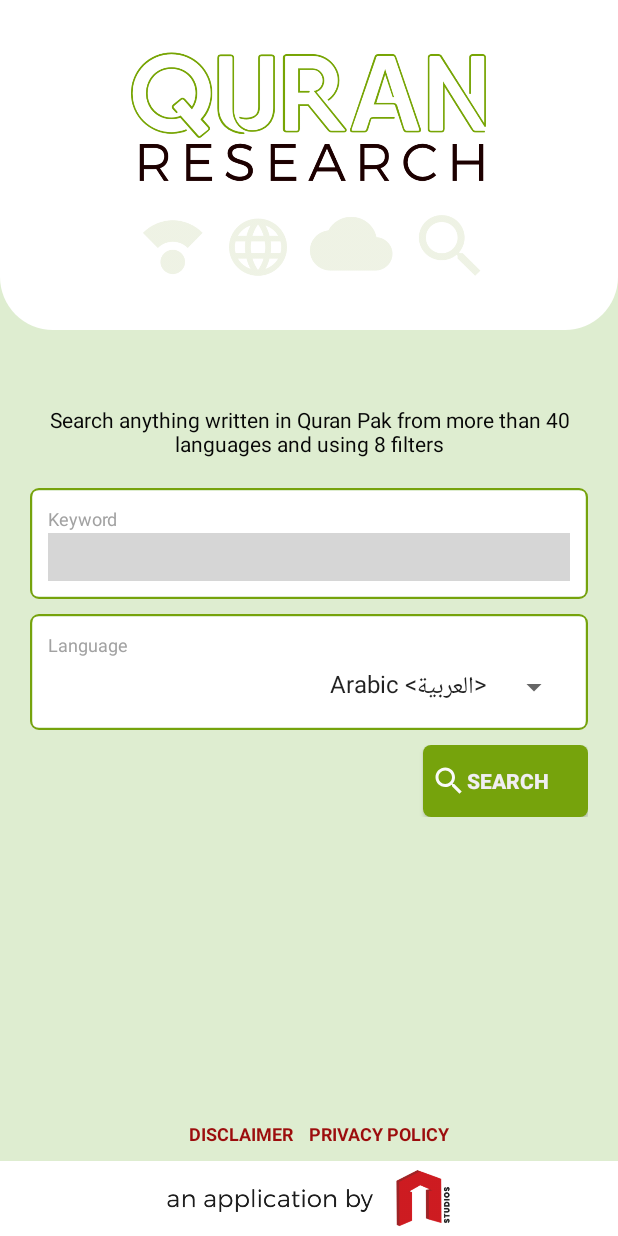
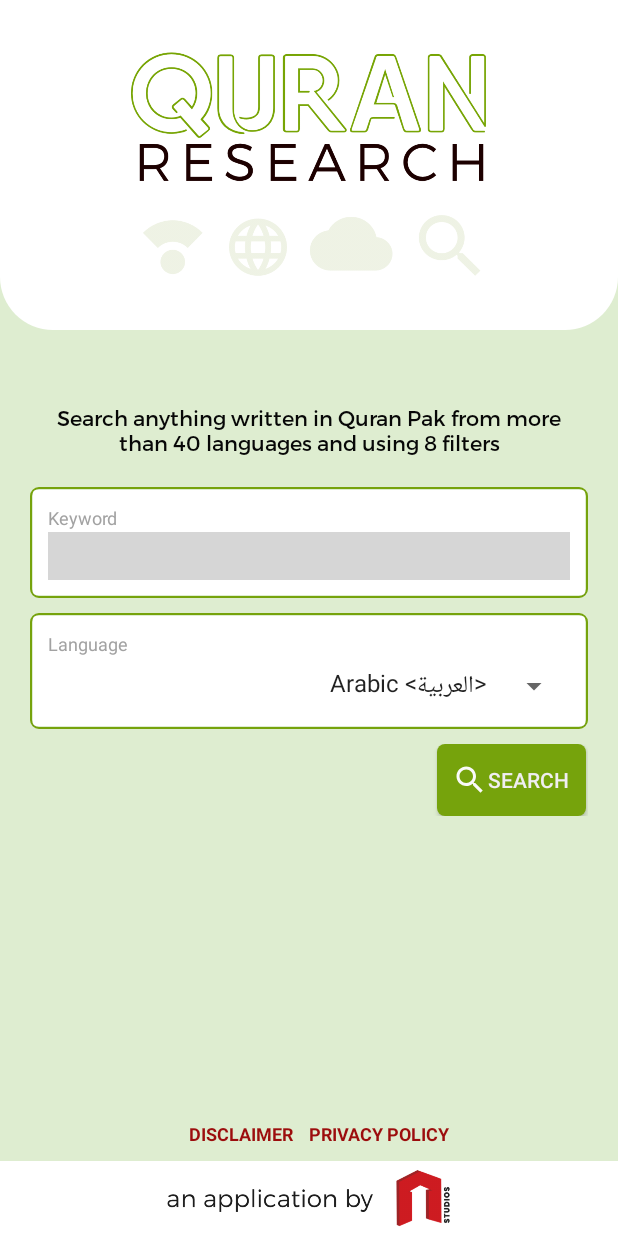
Before and after one commit to mrhammadasif/quran-research-android-v2, an Android app: the screen it shows after launch (MainActivity), on a phone screen of 412 x 824 dp. Run offline under Robolectric (Android 15) with nearby library versions, the phone set to English and light mode, and no system bars; libraries missing offline, so code that uses them is left out: com.skyhope.materialtagview, it.sephiroth.android; plain views replace SmoothBottomBar, TagView; 9 statements that could not run were skipped; grey boxes are pictures that could not be loaded.

Commit message:
minor changings

```diff
--- a/app/src/main/java/com/nitroxis/app/quranresearch/Fragment/SearchFragment.kt
+++ b/app/src/main/java/com/nitroxis/app/quranresearch/Fragment/SearchFragment.kt
@@ -124,7 +124,6 @@ class SearchFragment : Fragment() {
                      }
                  } */
 
-
         }
 
 
--- a/app/src/main/res/layout/fragment_search.xml
+++ b/app/src/main/res/layout/fragment_search.xml
@@ -26,6 +26,7 @@
             android:layout_height="150dp"
             android:layout_gravity="center"
             app:srcCompat="@drawable/applogo" />
+
     </LinearLayout>
 
     <androidx.core.widget.NestedScrollView
@@ -49,12 +50,14 @@
                 android:layout_width="fill_parent"
                 android:layout_height="wrap_content"
                 android:layout_marginTop="50dp"
+                android:fontFamily="@font/montserrat_regular"
                 android:gravity="center"
                 android:maxLines="2"
-                android:paddingStart="31dp"
-                android:paddingEnd="31dp"
+                android:paddingStart="20dp"
+                android:paddingEnd="20dp"
                 android:text="Search anything written in Quran Pak from more than 40 languages and using 8 filters"
                 android:textColor="@color/black"
+                android:textStyle="normal"
                 android:visibility="visible" />
 
             <LinearLayout
@@ -171,9 +174,7 @@
                     android:layout_width="fill_parent"
                     android:layout_height="wrap_content"
                     android:orientation="horizontal"
-                    android:weightSum="2"
-
-                    >
+                    android:weightSum="2">
 
                     <LinearLayout
                         android:layout_width="fill_parent"
@@ -184,16 +185,18 @@
 
                     <Button
                         android:id="@+id/searchbtn"
-                        android:layout_width="220dp"
+                        android:layout_width="200dp"
                         android:layout_height="wrap_content"
+                        android:layout_marginRight="1dp"
                         android:layout_weight="1"
                         android:background="@drawable/button"
                         android:drawableLeft="@drawable/ic_search_black_24dp"
                         android:gravity="center_vertical"
-                        android:padding="5dp"
+                        android:padding="10dp"
                         android:text="Search"
                         android:textColor="@color/white"
-                        android:textStyle="bold" />
+                        android:textSize="14dp"
+                        android:textStyle="normal" />
                 </LinearLayout>
 
 
@@ -212,13 +215,14 @@
                 android:id="@+id/imagee"
                 android:layout_width="fill_parent"
                 android:layout_height="wrap_content">
+
                 <LinearLayout
                     android:layout_width="match_parent"
                     android:layout_height="wrap_content"
+                    android:layout_alignParentBottom="true"
                     android:layout_marginTop="16dp"
                     android:orientation="horizontal"
                     android:paddingBottom="60dp"
-                    android:layout_alignParentBottom="true"
                     android:weightSum="2"
                     app:layout_constraintEnd_toEndOf="parent"
                     app:layout_constraintStart_toStartOf="parent">
@@ -247,6 +251,7 @@
                         android:textStyle="bold" />
 
                 </LinearLayout>
+
                 <ImageView
                     android:id="@+id/imageView2"
                     android:layout_width="fill_parent"
```
Also changed, not shown: app/src/main/java/com/nitroxis/app/quranresearch/Fragment/SearchResultFragment.kt (+3 -4 lines).
